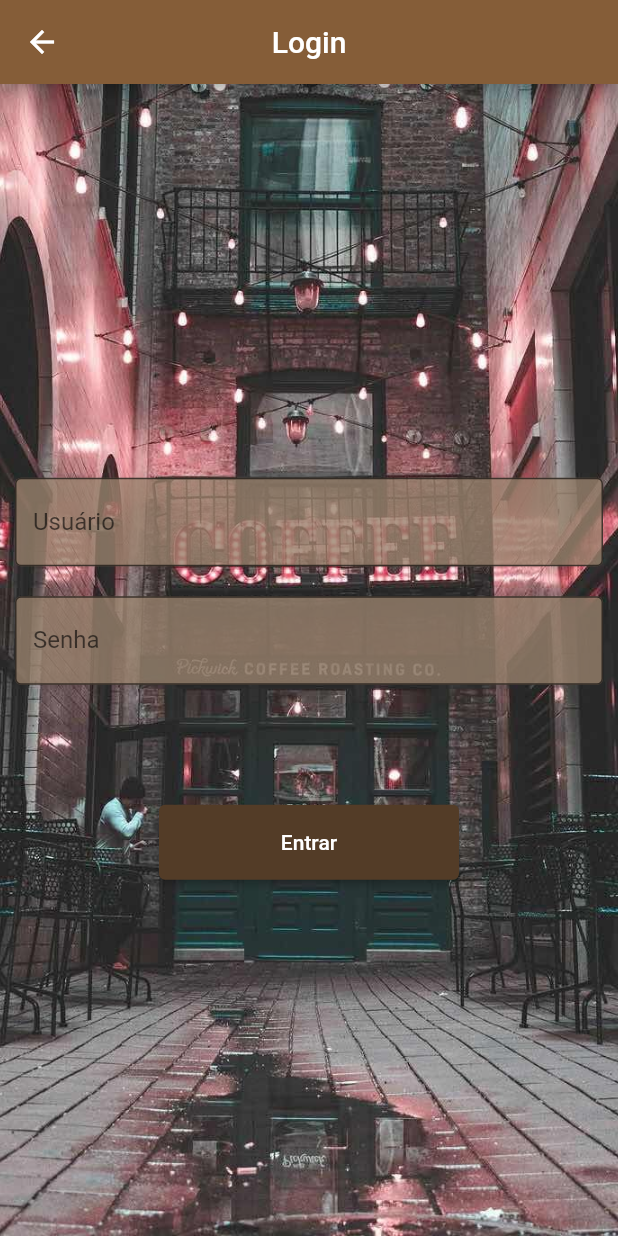
After one commit to RedfoxGHS/coffee_shop_app, a Flutter app: the screen it shows after launch, in the side drawer, after a tap on "Administrador", on a phone screen of 412 x 824 dp. The commit adds this screen. Run offline on Flutter 3.47's test engine with Material 2 defaults, Android fonts, the phone set to English and light mode, and no system bars; network calls fail.

Commit message:
feat: login view

```diff
--- /dev/null
+++ b/lib/components/login_form.dart
@@ -0,0 +1,74 @@
+import 'package:flutter/material.dart';
+
+String login = '';
+String password = '';
+
+class LoginForm extends StatelessWidget {
+  const LoginForm({Key? key}) : super(key: key);
+
+  @override
+  Widget build(BuildContext context) {
+    return Column(
+      mainAxisAlignment: MainAxisAlignment.center,
+      children: [
+        const SizedBox(height: 25),
+        TextField(
+          decoration: const InputDecoration(
+            filled: true,
+            fillColor: Color.fromARGB(200, 153, 130, 109),
+            focusedBorder: OutlineInputBorder(
+              borderSide:  BorderSide(
+                color:  Color.fromARGB(255, 75, 57, 37),
+                width: 3,
+              ),
+            ),
+            border: OutlineInputBorder(),
+            floatingLabelStyle: TextStyle(
+              color: Color.fromARGB(255, 75, 57, 37),
+              fontSize: 20,
+              fontWeight: FontWeight.w500,
+            ),
+            labelText: 'Usuário',
+          ),
+          onChanged: (value) {
+            login = value;
+          },
+        ),
+        const SizedBox(height: 20),
+        TextField(
+          obscureText: true,
+          decoration: const InputDecoration(
+            filled: true,
+            fillColor: Color.fromARGB(200, 153, 130, 109),
+            border: OutlineInputBorder(),
+            labelText: 'Senha',
+          ),
+          onChanged: (value) {
+            password = value;
+          },
+        ),
+        const SizedBox(height: 80),
+        ElevatedButton(
+          onPressed: () {
+            if (login == 'admin' && password == 'admin') {
+              Navigator.pushNamed(context, '/menu');
+            } else {
+              ScaffoldMessenger.of(context).showSnackBar(
+                const SnackBar(
+                  content: Text('Senha ou usuário inválidos'),
+                ),
+              );
+            }
+          },
+          style: ElevatedButton.styleFrom(
+            minimumSize: const Size(200, 50),
+            backgroundColor: const Color.fromARGB(255, 83, 60, 39),
+          ),
+          child: const Text('Entrar'),
+        ),
+      ],
+    );
+  }
+
+
+}
--- /dev/null
+++ b/lib/views/login.dart
@@ -0,0 +1,31 @@
+import 'package:coffee_shop_app/components/login_form.dart';
+import 'package:flutter/material.dart';
+
+
+
+class Login extends StatelessWidget {
+  const Login({Key? key}) : super(key: key);
+
+  @override
+  Widget build(BuildContext context) {
+    return Scaffold(
+      backgroundColor: const Color.fromARGB(255, 133, 93, 56),
+      appBar: AppBar(
+        title: const Text('Login'),
+        centerTitle: true,
+        backgroundColor: const Color.fromARGB(255, 133, 93, 56),
+      ),
+      body: Container(
+        alignment: Alignment.center,
+        padding: const EdgeInsets.all(10),
+        decoration: const BoxDecoration(
+          image: DecorationImage(
+            image: AssetImage('assets/images/login_bg.jpg'),
+            fit: BoxFit.cover,
+          ),
+        ),
+        child: const LoginForm(),
+      ),
+    );
+  }
+}
--- a/lib/views/sidebar_menu.dart
+++ b/lib/views/sidebar_menu.dart
@@ -1,3 +1,4 @@
+import 'package:coffee_shop_app/views/login.dart';
 import 'package:flutter/material.dart';
 
 class SideBarMenu extends StatelessWidget {
@@ -9,8 +10,8 @@ class SideBarMenu extends StatelessWidget {
       backgroundColor: const Color.fromARGB(255, 133, 93, 56),
       child: ListView(
         padding: EdgeInsets.zero,
-        children: const <Widget>[
-          DrawerHeader(
+        children: <Widget>[
+          const DrawerHeader(
             decoration: BoxDecoration(
               image: DecorationImage(
                 image: AssetImage('assets/images/side_bar.jpg'),
@@ -32,17 +33,20 @@ class SideBarMenu extends StatelessWidget {
               ),
             ),
           ),
-          ListTile(
+          const ListTile(
             leading: Icon(Icons.menu_book),
             title: Text('Menu'),
           ),
-          ListTile(
+          const ListTile(
             leading: Icon(Icons.shopping_cart),
             title: Text('Carrinho'),
           ),
           ListTile(
-            leading: Icon(Icons.account_circle),
-            title: Text('Administrador'),
+            leading: const Icon(Icons.account_circle),
+            title: const Text('Administrador'),
+            onTap: () {
+              Navigator.push(context, MaterialPageRoute(builder: (context) => const Login()));
+            }
           ),
         ],
       ),
```
Also changed, not shown: assets/images/login_bg.jpg (added).
